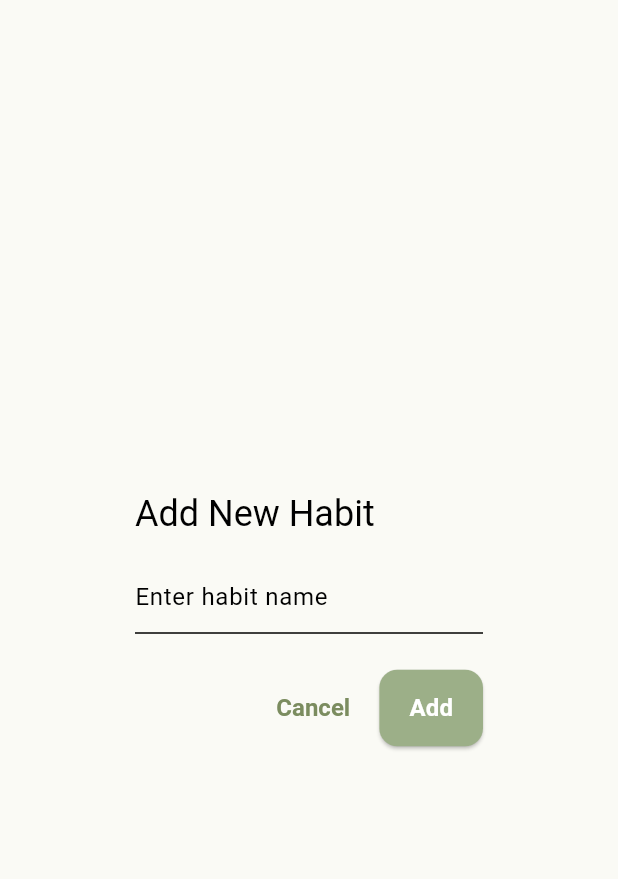
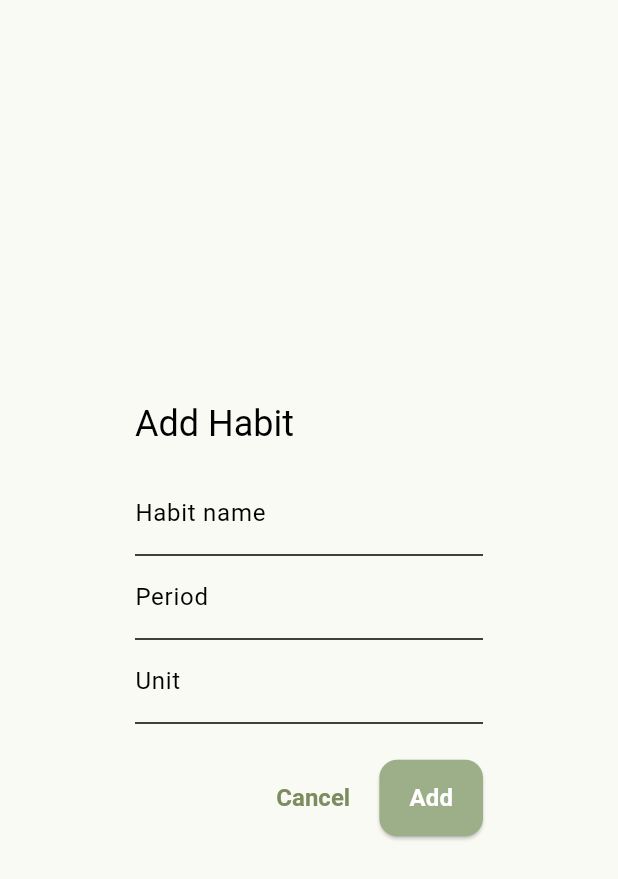
Before and after one commit to Mashiro-jz/Daily_Improver, a Flutter app: the AddHabitDialog widget shown alone on an empty page, opened directly, on a phone screen of 412 x 824 dp. Shown: the top 879 px of the screen. Run offline on Flutter 3.47's test engine with Material 3 defaults, Android fonts, the phone set to English and light mode, and no system bars; our stand-ins replace flutter_bloc, flutter_riverpod, freezed_annotation, go_router, hive, hive_flutter; accounts and stored records are empty.

Commit message:
Updated adding habits (not finished)

```diff
--- a/lib/app/routes.dart
+++ b/lib/app/routes.dart
@@ -1,5 +1,5 @@
 // lib/app/routes.dart
-import 'package:daily_helper/app/main_navigation.dart';
+import 'package:daily_helper/app/navigation/main_navigation.dart';
 import 'package:go_router/go_router.dart';
 import 'package:flutter_bloc/flutter_bloc.dart';
 import 'package:hive/hive.dart';
--- a/lib/features/habit_tracker/screens/add_habit_dialog.dart
+++ b/lib/features/habit_tracker/screens/add_habit_dialog.dart
@@ -1,58 +1,81 @@
-// lib\features\habit_tracker\screens\add_habit_dialog.dart
+// lib/features/habit_tracker/screens/add_habit_dialog.dart
+
+import 'package:daily_helper/data/habit_tracker/models/habit.dart';
+import 'package:daily_helper/data/habit_tracker/state/habits_cubit.dart';
 import 'package:flutter/material.dart';
-import 'package:flutter_riverpod/flutter_riverpod.dart';
+import 'package:flutter_bloc/flutter_bloc.dart';
 
-class AddHabitDialog extends ConsumerStatefulWidget {
+class AddHabitDialog extends StatefulWidget {
   const AddHabitDialog({super.key});
 
   @override
-  ConsumerState<AddHabitDialog> createState() => _AddHabitDialogState();
+  State<AddHabitDialog> createState() => _AddHabitDialogState();
 }
 
-class _AddHabitDialogState extends ConsumerState<AddHabitDialog> {
+class _AddHabitDialogState extends State<AddHabitDialog> {
   final TextEditingController _habitNameController = TextEditingController();
+  final TextEditingController _periodController = TextEditingController();
+  final TextEditingController _unitController = TextEditingController();
 
-  @override
-  void dispose() {
-    _habitNameController.dispose();
-    super.dispose();
-  }
+  // NAJWAŻNIEJSZE:
+  // TODO: Zacznij od tego, żeby dopisać podpowiedzi (hints) do TextFieldów
+  // TODO: Zgodnie z zaleceniami chata GPT, przepisz kod tak, aby korzystać tylko z Riverpod zamiast Bloc
+  // TODO: Dodaj walidację formularza - nie pozwól na dodanie pustych nazw nawyków
+  // TODO: Napraw dodawanie nawyków tak, aby faktycznie działało, ponieważ po dodaniu nawyku nie pojawia się on na liście oraz wyrzuca błąd w konsoli
+
+  // TO NA PÓŹNIEJ:
+  // TODO: Dodaj wybór częstotliwości (period) z listy rozwijanej zamiast zwykłego TextField
+  // TODO: Dodaj możliwość wyboru ikony dla nawyku
 
   @override
   Widget build(BuildContext context) {
     return AlertDialog(
-      title: const Text('Add New Habit'),
-      content: TextField(
-        controller: _habitNameController,
-        decoration: const InputDecoration(hintText: 'Enter habit name'),
+      title: const Text("Add Habit"),
+      content: Column(
+        mainAxisSize: MainAxisSize.min,
+        children: [
+          TextField(
+            controller: _habitNameController,
+            decoration: const InputDecoration(labelText: "Habit name"),
+          ),
+          TextField(
+            controller: _periodController,
+            decoration: const InputDecoration(labelText: "Period"),
+          ),
+          TextField(
+            controller: _unitController,
+            decoration: const InputDecoration(labelText: "Unit"),
+          ),
+        ],
       ),
       actions: [
         TextButton(
-          onPressed: () {
-            Navigator.of(context).pop();
-          },
-          child: const Text('Cancel'),
+          onPressed: () => Navigator.of(context).pop(),
+          child: const Text("Cancel"),
         ),
         ElevatedButton(
           onPressed: () {
             final habitName = _habitNameController.text.trim();
-            if (habitName.isNotEmpty) {
-              // ref
-              //     .read(habitProvider.notifier)
-              //     .addHabit(
-              //       Habit(
-              //         name: habitName,
-              //         createdAt: null,
-              //         streak: null,
-              //         repeats: null,
-              //         period: null,
+            final period = _periodController.text.trim();
+            final unit = _unitController.text.trim();
 
-              //       ),
-              //     ); // TODO: Update with proper fields
-              Navigator.of(context).pop(context);
-            }
+            if (habitName.isEmpty || period.isEmpty || unit.isEmpty) return;
+
+            final newHabit = Habit(
+              id: null,
+              name: habitName,
+              createdAt: DateTime.now(),
+              streak: 0,
+              period: period,
+              isCompleted: false,
+              unit: unit,
+            );
+
+            context.read<HabitsCubit>().addHabit(newHabit);
+
+            Navigator.of(context).pop(newHabit);
           },
-          child: const Text('Add'),
+          child: const Text("Add"),
         ),
       ],
     );
```
Also changed, not shown: lib/app/navigation/bottom_nav_bar.dart (deleted, +0 -32 lines), lib/features/habit_tracker/screens/habit_list_screen.dart (+4 -10 lines), lib/app/navigation/main_navigation.dart (renamed from lib/app/main_navigation.dart).
